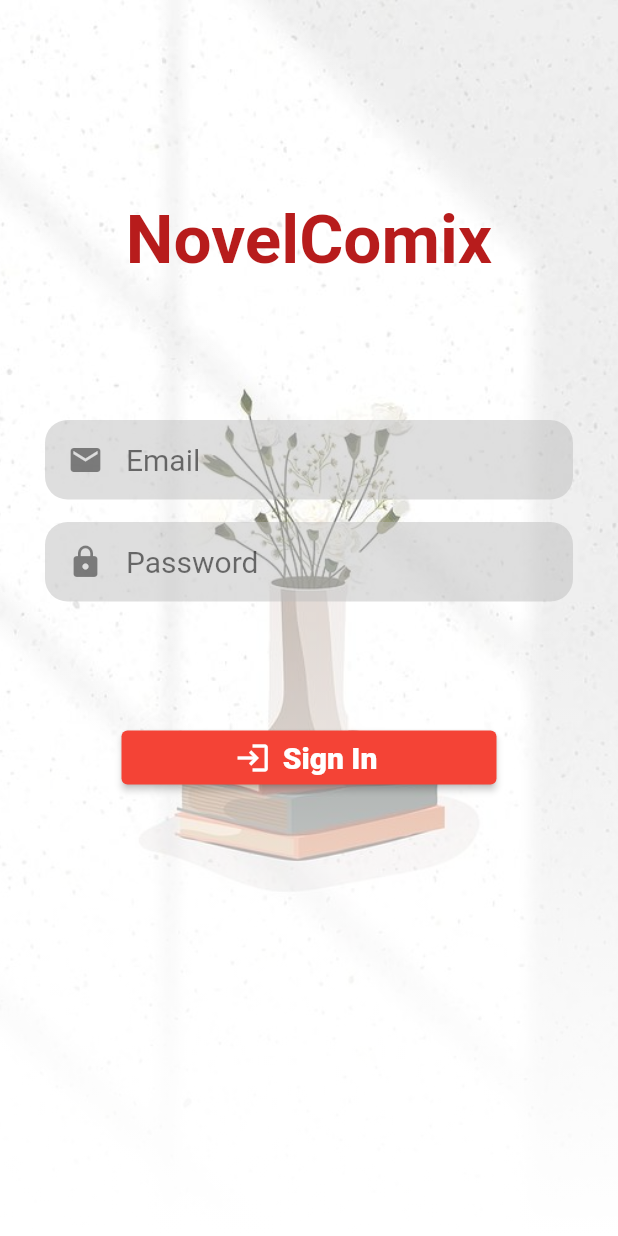
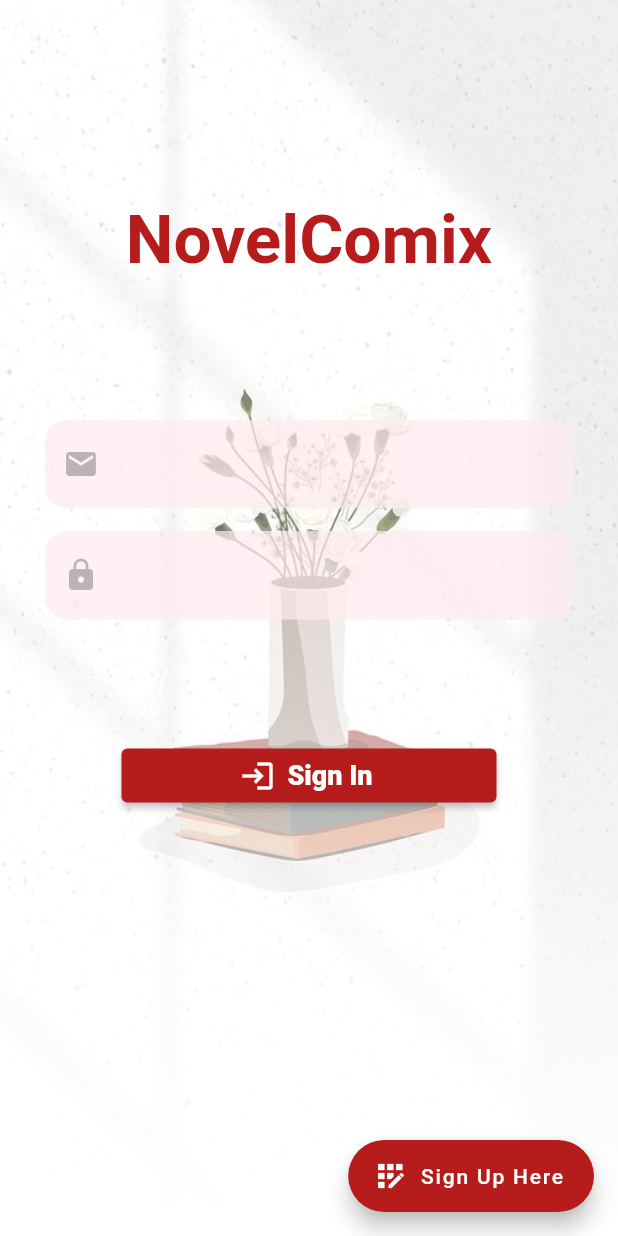
Before and after one commit to PauThing/6002CEM_Whatever, a Flutter app: the screen it shows after launch, on a phone screen of 412 x 824 dp. Run offline on Flutter 3.47's test engine with Material 2 defaults, Android fonts, the phone set to English and light mode, and no system bars.

Commit message:
Sign in update

```diff
--- a/novelcomix_app/lib/font_style.dart
+++ b/novelcomix_app/lib/font_style.dart
@@ -9,5 +9,5 @@ const TextStyle signinTitle = TextStyle(
 
 const TextStyle signinText = TextStyle(
   color: Colors.black54,
-  fontSize: 20,
+  fontSize: 18,
 );
--- a/novelcomix_app/lib/main.dart
+++ b/novelcomix_app/lib/main.dart
@@ -1,6 +1,7 @@
 import 'package:flutter/material.dart';
-import 'package:novelcomix_app/sign_in.dart';
-import 'package:novelcomix_app/home_page.dart';
+import 'package:flutter/services.dart';
+import 'package:novelcomix_app/pages/sign_in.dart';
+import 'package:novelcomix_app/pages/home_page.dart';
 
 void main() {
   runApp(const MyApp());
@@ -22,7 +23,6 @@ class MyApp extends StatelessWidget {
           unselectedItemColor: Colors.grey,
         ),
         appBarTheme: AppBarTheme(backgroundColor: Color(0xFFB71C1C)),
-        primarySwatch: Colors.red,
       ),
       home: SignIn(),
     );
--- /dev/null
+++ b/novelcomix_app/lib/pages/sign_in.dart
@@ -0,0 +1,101 @@
+import 'package:flutter/material.dart';
+import 'package:novelcomix_app/font_style.dart';
+import 'package:novelcomix_app/widgets/textfieldWidget.dart';
+import 'package:novelcomix_app/widgets/widgets.dart';
+
+class SignIn extends StatefulWidget {
+  const SignIn({Key? key}) : super(key: key);
+
+  @override
+  State<SignIn> createState() => _SignInState();
+}
+
+class _SignInState extends State<SignIn> {
+  TextEditingController _emailTextController = TextEditingController();
+  TextEditingController _passwordTextController = TextEditingController();
+
+  @override
+  Widget build(BuildContext context) {
+    return Stack(
+      children: [
+        BackgroundImage(),
+        Scaffold(
+          backgroundColor: Colors.transparent,
+          body: SingleChildScrollView(
+            child: Column(
+              children: [
+                Padding(
+                  padding: const EdgeInsets.only(top: 60),
+                  child: Container(
+                    height: 200,
+                    child: Center(
+                      child: Text(
+                        'NovelComix',
+                        style: signinTitle,
+                      ),
+                    ),
+                  ),
+                ),
+                SizedBox(
+                  height: 20,
+                ),
+                Container(
+                  padding: const EdgeInsets.symmetric(horizontal: 30),
+                  child: Column(
+                    children: [
+                      Container(
+                        child: loginTextField(
+                            "Email", Icons.email, false, _emailTextController),
+                      ),
+                      SizedBox(
+                        height: 15,
+                      ),
+                      Container(
+                        child: loginTextField(
+                            "Email", Icons.lock, true, _passwordTextController),
+                      ),
+                      SizedBox(
+                        height: 80,
+                      ),
+
+                      //Login Button
+                      Container(
+                        width: 250,
+                        child: ElevatedButton.icon(
+                          style: ElevatedButton.styleFrom(
+                              primary: Color(0xffb71c1c)),
+                          onPressed: () {},
+                          icon: Icon(
+                            Icons.login,
+                          ),
+                          label: Text(
+                            'Sign In',
+                            style: TextStyle(
+                              fontSize: 18,
+                              fontWeight: FontWeight.w900,
+                            ),
+                          ),
+                        ), //Need to add button
+                      ),
+                    ],
+                  ),
+                ),
+              ],
+            ),
+          ),
+          floatingActionButton: FloatingActionButton.extended(
+            onPressed: () {
+
+            },
+            label: const Text("Sign Up Here"),
+            backgroundColor: Color(0xffb71c1c),
+            icon: const Icon(
+              Icons.app_registration,
+            ),
+
+          ),
+        ),
+      ],
+    );
+  }
+}
--- a/novelcomix_app/lib/sign_in.dart
+++ /dev/null
@@ -1,120 +0,0 @@
-import 'package:flutter/material.dart';
-import 'package:novelcomix_app/font_style.dart';
-import 'package:novelcomix_app/widgets/widgets.dart';
-
-class SignIn extends StatelessWidget {
-  const SignIn({Key? key}) : super(key: key);
-
-  @override
-  Widget build(BuildContext context) {
-    return Stack(
-      children: [
-        BackgroundImage(),
-        Scaffold(
-          backgroundColor: Colors.transparent,
-          body: SafeArea(
-            child: Column(
-              children: [
-                Padding(
-                  padding: const EdgeInsets.only(top: 60),
-                  child: Container(
-                    height: 200,
-                    child: Center(
-                      child: Text(
-                        'NovelComix',
-                        style: signinTitle,
-                      ),
-                    ),
-                  ),
-                ),
-                SizedBox(
-                  height: 20,
-                ),
-                Container(
-                  padding: const EdgeInsets.symmetric(horizontal: 30),
-                  child: Column(
-                    children: [
-                      Container(
-                        decoration: BoxDecoration(
-                          color: Colors.grey[400]?.withOpacity(0.5),
-                          borderRadius: BorderRadius.circular(15),
-                        ),
-                        child: TextField(
-                          decoration: InputDecoration(
-                            contentPadding: const EdgeInsets.all(15),
-                            border: InputBorder.none,
-                            hintText: 'Email',
-                            hintStyle: signinText,
-                            prefixIcon: Padding(
-                              padding:
-                                  const EdgeInsets.symmetric(horizontal: 15),
-                              child: Icon(Icons.email),
-                            ),
-                          ),
-                          style: signinText,
-                          keyboardType: TextInputType.emailAddress,
-                          textInputAction: TextInputAction.next,
-                        ),
-                      ),
-                      SizedBox(
-                        height: 15,
-                      ),
-                      Container(
-                        decoration: BoxDecoration(
-                          color: Colors.grey[400]?.withOpacity(0.5),
-                          borderRadius: BorderRadius.circular(15),
-                        ),
-                        child: TextField(
-                          decoration: InputDecoration(
-                            contentPadding: const EdgeInsets.all(15),
-                            border: InputBorder.none,
-                            hintText: 'Password',
-                            hintStyle: signinText,
-                            prefixIcon: Padding(
-                              padding:
-                                  const EdgeInsets.symmetric(horizontal: 15),
-                              child: Icon(Icons.lock),
-                            ),
-                          ),
-                          style: signinText,
-                          textInputAction: TextInputAction.done,
-                        ),
-                      ),
-                    ],
-                  ),
-                ),
-                Column(
-                  children: [
-                    SizedBox(
-                      height: 80,
-                    ),
-                    Container(
-                      width: 250,
-                      decoration: BoxDecoration(
-                        color: Colors.transparent,
-                        borderRadius: BorderRadius.circular(10),
-                      ),
-                      child: ElevatedButton.icon(
-                        onPressed: () {},
-                        icon: Icon(
-                          Icons.login,
-                        ),
-                        label: Text(
-                          'Sign In',
-                          style: TextStyle(
-                            fontSize: 20,
-                            fontWeight: FontWeight.w900,
-                          ),
-                        ),
-                      ), //Need to add button
-                    ),
-                  ],
-                ),
-              ],
-            ),
-          ),
-        ),
-      ],
-    );
-  }
-}
--- /dev/null
+++ b/novelcomix_app/lib/widgets/textfieldWidget.dart
@@ -0,0 +1,26 @@
+import 'package:flutter/material.dart';
+
+TextField loginTextField(String text, IconData icon, bool isPasswordType,
+    TextEditingController controller) {
+  return TextField(
+    controller: controller,
+    obscureText: isPasswordType,
+    cursorColor: Colors.black12,
+    style: TextStyle(color: Colors.black87),
+    decoration: InputDecoration(
+      prefixIcon: Icon(
+        icon,
+        color: Colors.black26,
+      ),
+      labelStyle: TextStyle(color: Colors.white.withOpacity(0.9)),
+      filled: true,
+      floatingLabelBehavior: FloatingLabelBehavior.never,
+      fillColor: Colors.red.shade50.withOpacity(0.7),
+      border: OutlineInputBorder(
+        borderRadius: BorderRadius.circular(15.0),
+        borderSide: const BorderSide(width: 0, style: BorderStyle.none),
+      ),
+    ),
+    keyboardType: isPasswordType ? TextInputType.visiblePassword : TextInputType.emailAddress,
+  );
+}
```
Also changed, not shown: novelcomix_app/lib/pages/home_page.dart (renamed from novelcomix_app/lib/home_page.dart).
